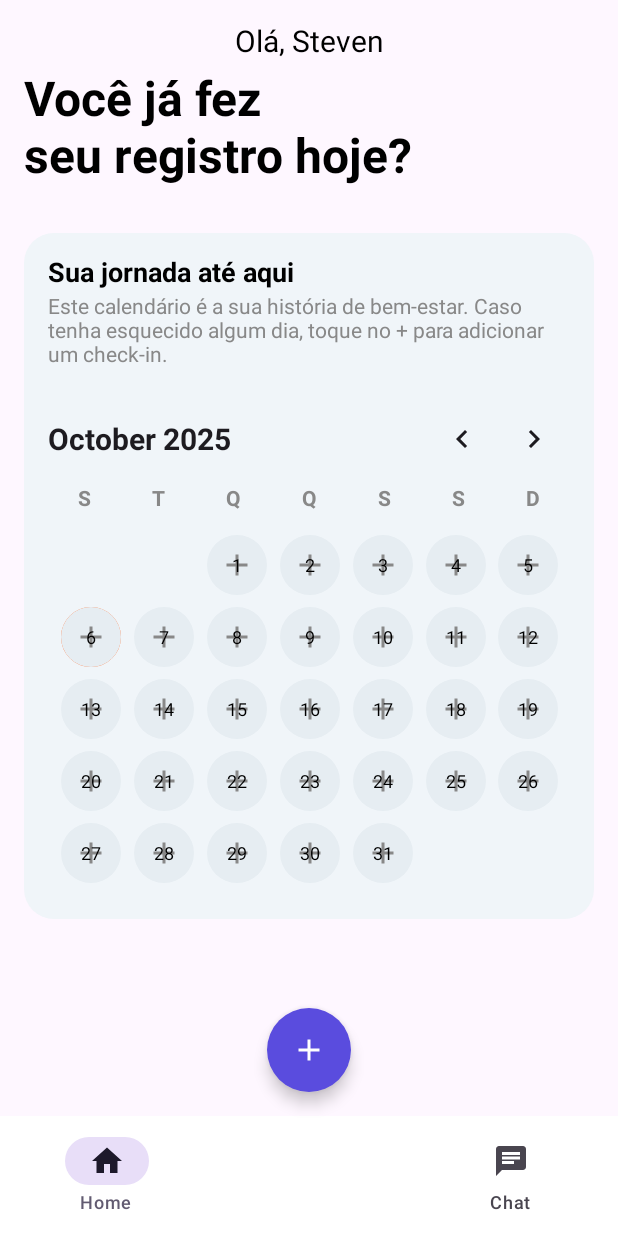
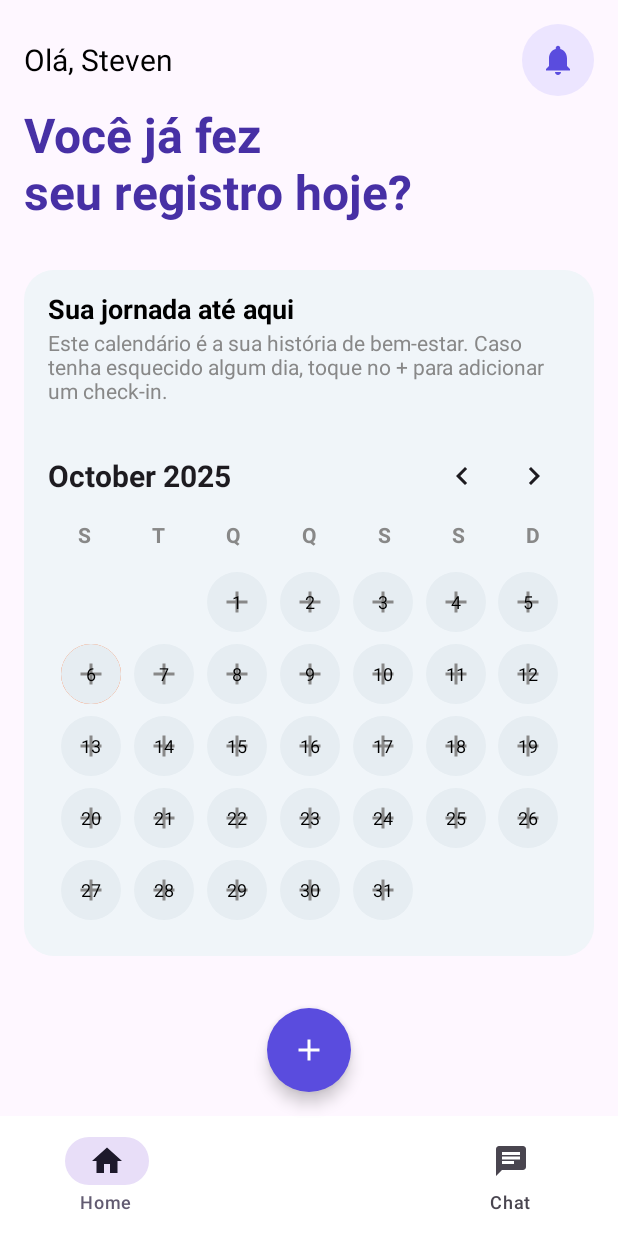
Before and after one commit to enzovmoraes/zenup-android, an Android app built with Jetpack Compose: the @Preview function PreviewRegistroDiarioScreen, on a phone screen of 412 x 824 dp. Run offline under Robolectric (Android 15) with nearby library versions, the phone set to English and light mode, and no system bars.

Commit message:
botão de notificação na tela do calendário de registro

```diff
--- a/app/src/main/java/com/example/zenup/ui/theme/Color.kt
+++ b/app/src/main/java/com/example/zenup/ui/theme/Color.kt
@@ -17,3 +17,5 @@ val azulescuro = Color(0XFF283C52)
 val branco = Color(0XFFFFFFFF)
 
 val textodestaque = Color(0xFF142544)
+val laranjatitulo = Color(0xFFFF8C42)
+val roxo = Color(color = 0xFF4730A5)
--- a/app/src/main/java/com/example/zenup/views/HumoresDoDiaScreen.kt
+++ b/app/src/main/java/com/example/zenup/views/HumoresDoDiaScreen.kt
@@ -17,6 +17,7 @@ import androidx.compose.ui.unit.sp
 import androidx.compose.ui.layout.ContentScale
 import androidx.compose.ui.res.painterResource
 import com.example.zenup.R
+import com.example.zenup.ui.theme.laranjatitulo
 
 
 @Composable
@@ -42,7 +43,7 @@ fun HumoresDoDiaScreen() {
                 text = "Humores do Dia",
                 fontSize = 32.sp,
                 fontWeight = FontWeight.Bold,
-                color = Color.Black
+                color = laranjatitulo
             )
 
             Spacer(modifier = Modifier.height(32.dp))
--- a/app/src/main/java/com/example/zenup/views/NivelDeEnergiaScreen.kt
+++ b/app/src/main/java/com/example/zenup/views/NivelDeEnergiaScreen.kt
@@ -17,6 +17,7 @@ import androidx.compose.ui.tooling.preview.Preview
 import androidx.compose.ui.unit.dp
 import androidx.compose.ui.unit.sp
 import com.example.zenup.R
+import com.example.zenup.ui.theme.laranjatitulo
 
 @Composable
 fun NivelDeEnergiaScreen() {
@@ -41,7 +42,7 @@ fun NivelDeEnergiaScreen() {
                 text = "Nível de Energia",
                 fontSize = 32.sp,
                 fontWeight = FontWeight.Bold,
-                color = Color.Black
+                color = laranjatitulo
             )
 
             Spacer(modifier = Modifier.height(32.dp))
--- a/app/src/main/java/com/example/zenup/views/NivelDeEstresseScreen.kt
+++ b/app/src/main/java/com/example/zenup/views/NivelDeEstresseScreen.kt
@@ -18,6 +18,7 @@ import androidx.compose.ui.unit.dp
 import com.example.zenup.R
 import androidx.compose.ui.unit.sp
 import androidx.compose.ui.text.style.TextAlign
+import com.example.zenup.ui.theme.laranjatitulo
 
 
 @Composable
@@ -43,7 +44,7 @@ fun NivelDeEstresseScreen() {
                 text = "Nível de Estresse",
                 fontSize = 32.sp,
                 fontWeight = FontWeight.Bold,
-                color = Color.Black
+                color = laranjatitulo
             )
 
             Spacer(modifier = Modifier.height(32.dp))
--- a/app/src/main/java/com/example/zenup/views/RegistroDiarioScreen.kt
+++ b/app/src/main/java/com/example/zenup/views/RegistroDiarioScreen.kt
@@ -11,6 +11,7 @@ import androidx.compose.material.icons.filled.ChevronLeft
 import androidx.compose.material.icons.filled.ChevronRight
 import androidx.compose.material.icons.filled.Home
 import androidx.compose.material.icons.filled.Chat
+import androidx.compose.material.icons.filled.Notifications // Importação necessária para o sino
 import androidx.compose.material3.*
 import androidx.compose.runtime.*
 import androidx.compose.ui.Alignment
@@ -24,13 +25,14 @@ import java.time.LocalDate
 import java.time.format.DateTimeFormatter
 import java.time.temporal.TemporalAdjusters
 
-// Importação necessária para o TopAppBar e outros componentes Material 3
+
 import androidx.compose.material3.ExperimentalMaterial3Api
+import com.example.zenup.ui.theme.roxo
 
 @OptIn(ExperimentalMaterial3Api::class)
 @Composable
 fun RegistroDiarioScreen() {
-    // Gerenciando o estado do mês e ano atuais
+
     var currentMonth by remember { mutableStateOf(LocalDate.now()) }
 
     Scaffold(
@@ -57,23 +59,48 @@ fun RegistroDiarioScreen() {
                 .padding(innerPadding)
                 .fillMaxSize()
                 .padding(16.dp),
-            horizontalAlignment = Alignment.CenterHorizontally
         ) {
-            // Título principal
-            Text(
-                text = "Olá, Steven",
-                fontSize = 20.sp,
-                fontWeight = FontWeight.Normal,
-                color = Color.Black
-            )
+            // **INÍCIO DA ESTRUTURA CORRIGIDA: ROW para Título e Notificação**
+            Row(
+                modifier = Modifier
+                    .fillMaxWidth() // Permite que o Spacer empurre o botão para a direita
+                    .align(Alignment.Start),
+                verticalAlignment = Alignment.CenterVertically
+            ) {
+                // Título "Olá, Steven"
+                Text(
+                    text = "Olá, Steven",
+                    fontSize = 20.sp,
+                    fontWeight = FontWeight.Normal,
+                    color = Color.Black,
+                )
+
+                Spacer(modifier = Modifier.weight(1f)) // Empurra o botão de notificação para a direita
+
+                // Botão de Notificação (Sino)
+                IconButton(
+                    onClick = { /* Ação do botão de notificação */ },
+                    modifier = Modifier
+                        .size(48.dp)
+                        .background(Color(0x33A69CFF), shape = CircleShape) // Fundo roxo suave e transparente
+                ) {
+                    Icon(
+                        imageVector = Icons.Default.Notifications,
+                        contentDescription = "Notificações",
+                        tint = Color(0xFF5A4CDE) // Cor roxa para o ícone
+                    )
+                }
+            }
+            // **FIM DA ESTRUTURA CORRIGIDA**
+
             Text(
                 text = "Você já fez\nseu registro hoje?",
                 fontSize = 32.sp,
                 fontWeight = FontWeight.Bold,
-                color = Color.Black,
+                color = roxo,
                 modifier = Modifier
                     .padding(top = 8.dp)
-                    .align(Alignment.Start)
+                    .align(Alignment.Start) // Mantém o texto principal alinhado à esquerda
             )
 
             Spacer(modifier = Modifier.height(32.dp))
@@ -192,6 +219,7 @@ fun CalendarGrid(currentMonth: LocalDate) {
         columns = GridCells.Fixed(7),
         contentPadding = PaddingValues(4.dp)
     ) {
+        // Ajuste para começar o calendário no dia correto da semana
         val daysToSkip = if (startDayOfWeek == 7) 6 else startDayOfWeek - 1
         items(daysToSkip) {
             Spacer(modifier = Modifier.size(40.dp))
@@ -232,6 +260,8 @@ fun DayButton(day: Int, isToday: Boolean) {
                 contentColor = Color.Black
             )
         ) {
+            // Este Icone "Add" é apenas um placeholder no seu DayButton original,
+            // mas o texto do dia aparece por cima dele.
             Icon(
                 imageVector = Icons.Default.Add,
                 contentDescription = "Adicionar check-in",
```
